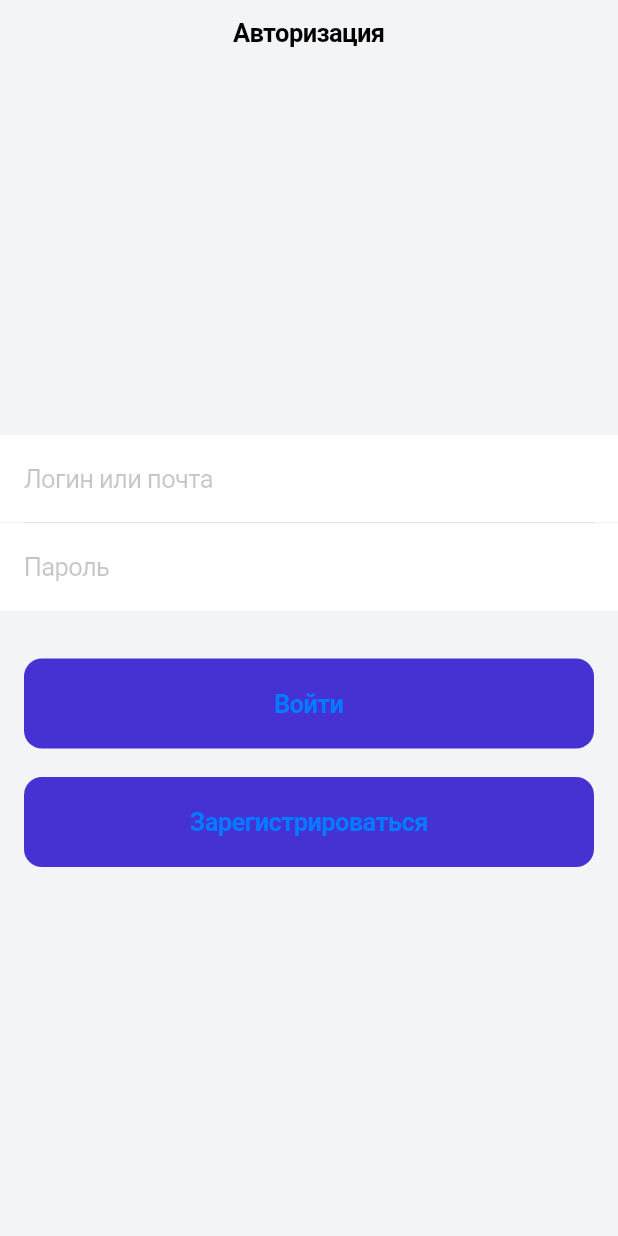
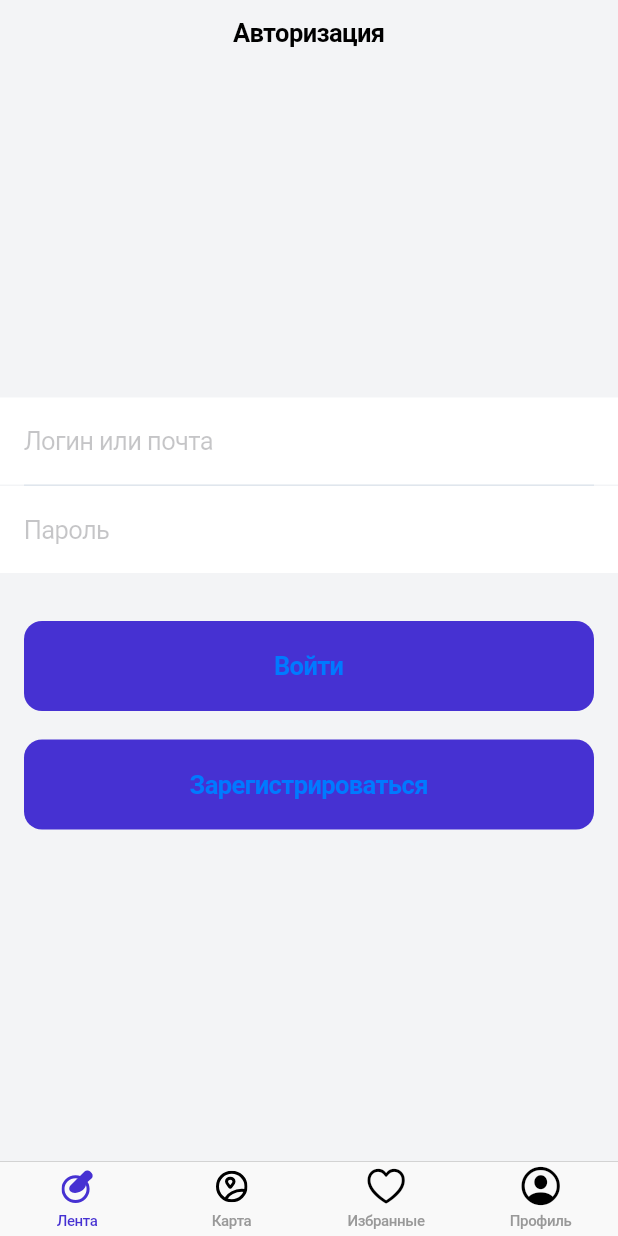
Before and after one commit to Dumankrg2019/flutter_project01, a Flutter app: the screen it shows after launch, on a phone screen of 412 x 824 dp. Run offline on Flutter 3.47's test engine with Material 2 defaults, Android fonts, the phone set to English and light mode, and no system bars; our stand-ins replace flutter_svg.

```diff
--- a/lib/main.dart
+++ b/lib/main.dart
@@ -1,6 +1,7 @@
 import 'package:first_project01/src/common/constants/color_constants.dart';
 import 'package:first_project01/src/router/router.dart';
 import 'package:first_project01/src/screens/auth/auth_screen.dart';
+import 'package:first_project01/src/screens/main_screen/MainScreen.dart';
 import 'package:first_project01/src/screens/register/register_streen.dart';
 import 'package:flutter/cupertino.dart';
 
@@ -13,7 +14,7 @@ class MyApp extends StatelessWidget {
   Widget build(BuildContext context) {
     return CupertinoApp(
       onGenerateRoute: AppRouter.generateRoute,
-      home: AuthScreen(),
+      home: MainScreen(),
       theme: CupertinoThemeData(
         scaffoldBackgroundColor: AppColors.scaffoldBackground,
       ),
--- a/lib/src/common/constants/color_constants.dart
+++ b/lib/src/common/constants/color_constants.dart
@@ -5,4 +5,5 @@ class AppColors {
   static const Color white = Color(0xFFFFFFFF);
   static const Color main = Color(0xFF4631D2);
   static const Color dividerTextFieldColor = Color(0xFFE0E6ED);
+  static const Color black = Color(0xFF000000);
 }
--- /dev/null
+++ b/lib/src/screens/main_screen/MainScreen.dart
@@ -0,0 +1,76 @@
+import 'package:first_project01/src/common/constants/color_constants.dart';
+import 'package:first_project01/src/screens/auth/auth_screen.dart';
+import 'package:first_project01/src/screens/register/register_streen.dart';
+import 'package:flutter/cupertino.dart';
+import 'package:flutter_svg/flutter_svg.dart';
+
+class MainScreen extends StatelessWidget {
+  const MainScreen({Key? key}) : super(key: key);
+
+  @override
+  Widget build(BuildContext context) {
+    return CupertinoTabScaffold(
+        tabBar: CupertinoTabBar(
+            items: [
+              BottomNavigationBarItem(
+                  icon: SvgPicture.asset(
+                    'images/svg/lenta.svg',
+                    color: AppColors.black,
+                  ),
+                  activeIcon: SvgPicture.asset(
+                    'images/svg/lenta.svg',
+                    color: AppColors.main,
+                  ),
+                  label: 'Лента'),
+              BottomNavigationBarItem(
+                  icon: SvgPicture.asset(
+                    'images/svg/map.svg',
+                    color: AppColors.black,
+                  ),
+                  activeIcon: SvgPicture.asset(
+                    'images/svg/map.svg',
+                    color: AppColors.main,
+                  ),
+                  label: 'Карта'),
+              BottomNavigationBarItem(
+                  icon: Icon(
+                    CupertinoIcons.heart,
+                    color: AppColors.black,
+                  ),
+                  activeIcon: Icon(
+                    CupertinoIcons.heart,
+                    color: AppColors.main,
+                  ),
+                  label: 'Избранные'),
+              BottomNavigationBarItem(
+                  icon: Icon(
+                    CupertinoIcons.person_crop_circle,
+                    color: AppColors.black,
+                  ),
+                  activeIcon: Icon(
+                    CupertinoIcons.person_crop_circle,
+                    color: AppColors.main,
+                  ),
+                  label: 'Профиль'),
+            ],
+            activeColor:
+                AppColors.main //чтобы цвет текста менялся при активном нажатии
+            ),
+        tabBuilder: (context, index) {
+          return CupertinoTabView(builder: (context) {
+            switch (index) {
+              case 0:
+                return AuthScreen();
+              case 1:
+                return RegisterScreen();
+              case 2:
+                return AuthScreen();
+              case 3:
+                return RegisterScreen();
+              default:
+                return AuthScreen();
+            }
+          });
+        });
+  }
+}
```
Also changed, not shown: pubspec.yaml (+3 -4 lines), images/svg/lenta.svg (added), images/svg/map.svg (added).
